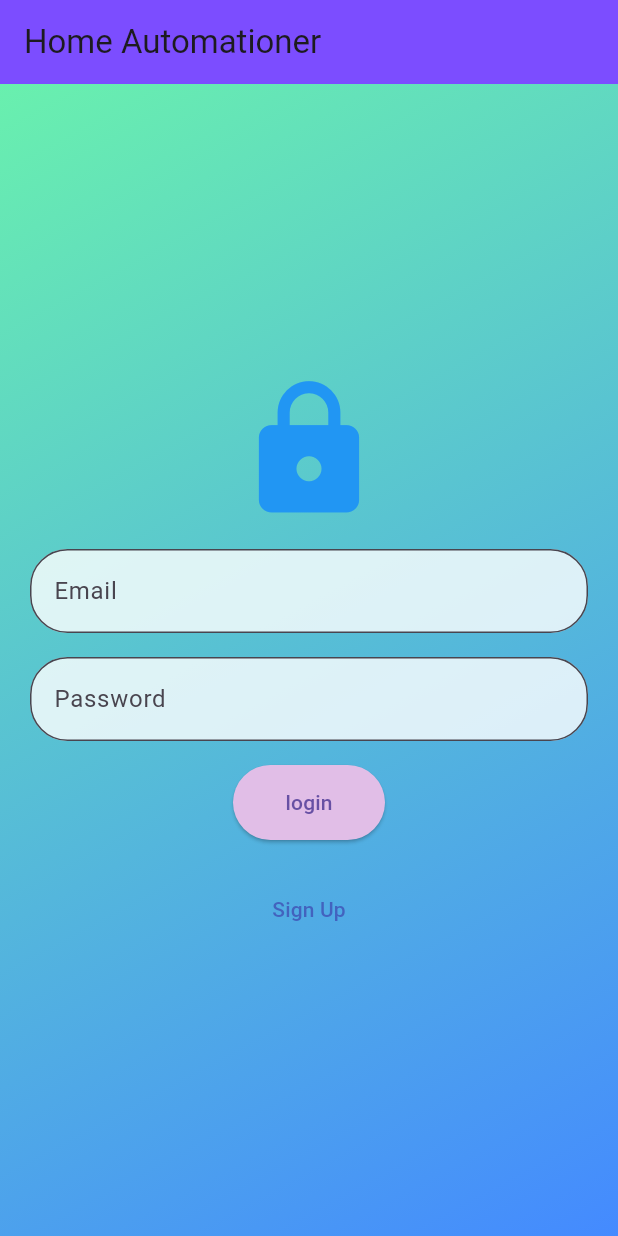
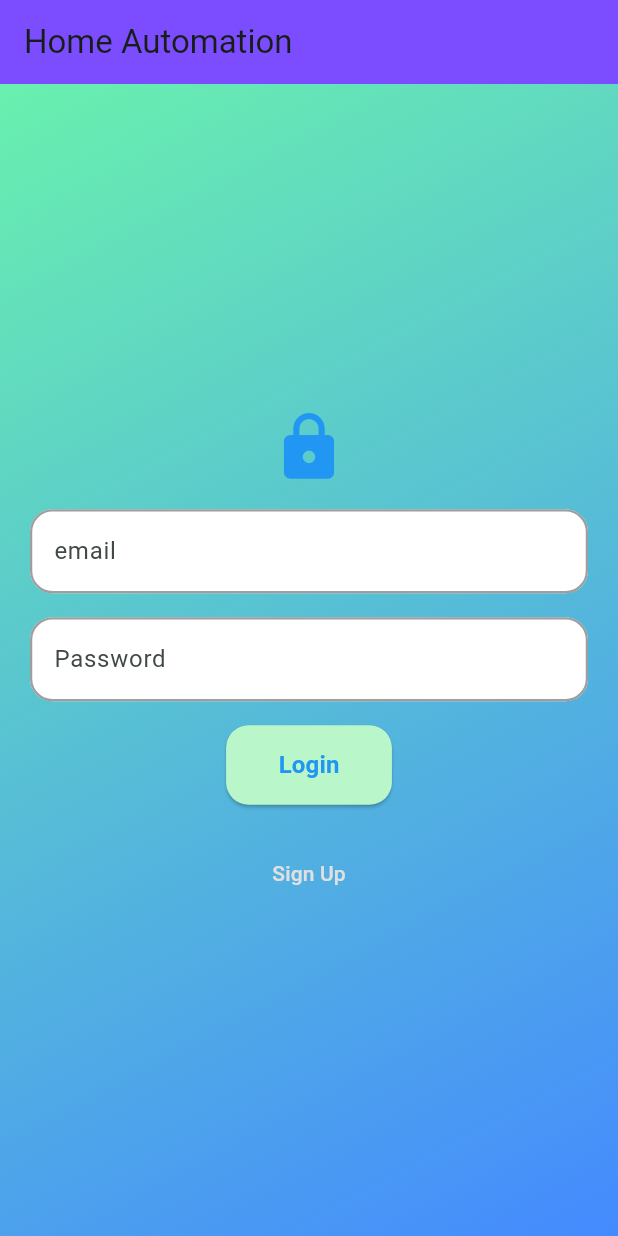
Before and after one commit to Sarazz001/WifiProvisioner, a Flutter app: the screen it shows after launch, on a phone screen of 412 x 824 dp. Run offline on Flutter 3.47's test engine with Material 3 defaults, Android fonts, the phone set to English and light mode, and no system bars; our stand-ins replace firebase_auth, firebase_core, shared_preferences; accounts and stored records are empty.

Commit message:
App login screen better

```diff
--- a/lib/loginScreen.dart
+++ b/lib/loginScreen.dart
@@ -2,57 +2,70 @@ import 'package:flutter/material.dart';
 import 'package:firebase_auth/firebase_auth.dart';
 import 'homeScreen.dart';
 
+//login screen widget allows users enter email and password
 class LoginScreen extends StatefulWidget {
   const LoginScreen({super.key});
+	@override
 	_LoginScreenState createState() => _LoginScreenState();
 }
 
 class _LoginScreenState extends State<LoginScreen> {
-	final _formkey = GlobalKey<FormState>();
+	final _formKey = GlobalKey<FormState>();
 	final TextEditingController _emailController = TextEditingController();
 	final TextEditingController _passwordController = TextEditingController();
 	bool isSignUp = false;
 
 	@override
+	void dispose() {
+		_emailController.dispose();
+		_passwordController.dispose();
+		super.dispose();
+	}
+
+
+	@override
 	Widget build(BuildContext context) {
 		return Scaffold(
 			appBar: AppBar(
-				title: Text("Home Automationer"),
+				title: const Text("Home Automation"),
 				backgroundColor: Colors.deepPurpleAccent,
 				),
 			body: Container(
-				decoration: BoxDecoration(
+				decoration: const BoxDecoration(
 				  gradient: LinearGradient(
 					colors: [Colors.greenAccent, Colors.blueAccent],
 					begin: Alignment.topLeft,
 					end: Alignment.bottomRight,
 				 ),
 				),
-				padding: EdgeInsets.all(20.0),
+				padding: const EdgeInsets.all(20.0),
 				child: Form(
-				key: _formkey,
+				key: _formKey,
 				child: Column(
 					mainAxisAlignment: MainAxisAlignment.center,
 					children: <Widget>[
-						Icon(Icons.lock, size: 100, color: Colors.blue),
-						SizedBox(height: 16),
+						const Icon(Icons.lock, size: 50, color: Colors.blue),
+						const SizedBox( height: 16 ),
 						if( !isSignUp ) ...[
 							_buildEmailField(),
-							SizedBox(height: 16),
+							const SizedBox(height: 16),
 							_buildPasswordField(),
-							SizedBox(height: 16),
+							const SizedBox(height: 16),
 							ElevatedButton(
 								style: ElevatedButton.styleFrom(
-									backgroundColor: Colors.purple[100],
+									backgroundColor: Colors.greenAccent.shade100,
+									foregroundColor: Colors.blue,
 									padding: EdgeInsets.symmetric(horizontal: 35, vertical: 15),
 									shape: RoundedRectangleBorder(
-										borderRadius: BorderRadius.circular(25),
+										borderRadius: BorderRadius.circular(15),
 									),
 								),
 								onPressed: _login,
-								child: Text('login'),
+								child: Text(	'Login',
+									style: TextStyle( fontSize: 16, fontWeight: FontWeight.bold),
 								),
-							SizedBox(height: 22),
+							),
+							const SizedBox(height: 22),
 							TextButton(
 								onPressed: () {
 									setState(() {
@@ -61,21 +74,22 @@ class _LoginScreenState extends State<LoginScreen> {
 								},
 								child: Text(
 									"Sign Up",
-									style: TextStyle(color: Colors.indigo.withOpacity(0.8)),
+									style: TextStyle(color: Colors.grey[300]),
 									),
 							),
 						] else ...[
 							_buildEmailField(),
-							SizedBox(height: 16),
+							const SizedBox(height: 16),
 							_buildPasswordField(),
-							SizedBox(height: 16),
+							const SizedBox(height: 16),
 							ElevatedButton(
 								style: ElevatedButton.styleFrom(
-								backgroundColor: Colors.purple[100],
+										backgroundColor: Colors.greenAccent.shade100,
+										foregroundColor: Colors.blue,
 										padding: EdgeInsets.symmetric(horizontal: 35, vertical: 15),
 										shape: RoundedRectangleBorder(
-									borderRadius: BorderRadius.circular(25),
-								),
+											borderRadius: BorderRadius.circular( 15 ),
+										)
 								),
 								onPressed: () {
 									_signUp(
@@ -83,9 +97,10 @@ class _LoginScreenState extends State<LoginScreen> {
 										_passwordController.text.trim(),
 									);
 								},
-								child: Text('Sign Up'),
+								child: Text( 'Sign Up',
+									style: TextStyle( fontSize: 16, fontWeight: FontWeight.bold),),
 							),
-							SizedBox(height: 20),
+							const SizedBox(height: 20),
 							TextButton(
 								onPressed: () {
 								  setState( () {
@@ -94,7 +109,7 @@ class _LoginScreenState extends State<LoginScreen> {
 								},
 								child: Text(
 									"Sign in",
-									style: TextStyle( color: Colors.indigo.withOpacity(0.8)),
+									style: TextStyle( color: Colors.grey[800]),
 								),
 							),
 						],
@@ -109,12 +124,30 @@ class _LoginScreenState extends State<LoginScreen> {
 	Widget _buildEmailField() {
 		return TextFormField(
 				controller: _emailController,
+				style: TextStyle(
+					color: Colors.black,
+					fontSize: 16,
+				),
+
 				decoration: InputDecoration(
 					filled: true,
-					fillColor: Colors.white.withOpacity(0.8),
-					labelText: 'Email',
-					border: OutlineInputBorder(
-					  borderRadius: BorderRadius.circular(25)
+					fillColor: Colors.white,
+					labelText: 'email',
+					enabledBorder: OutlineInputBorder(
+						borderRadius: BorderRadius.circular( 15 ),
+						borderSide: BorderSide( color: Colors.grey, width: 1.5 ),
+					),
+					focusedBorder: OutlineInputBorder(
+						borderRadius: BorderRadius.circular(15),
+						borderSide: BorderSide(color: Colors.greenAccent.shade200, width: 2.0),
+					),
+					errorBorder: OutlineInputBorder(
+						borderRadius: BorderRadius.circular(15),
+						borderSide: BorderSide(color: Colors.red, width: 1.5),
+					),
+					focusedErrorBorder: OutlineInputBorder(
+						borderRadius: BorderRadius.circular(15),
+						borderSide: BorderSide(color: Colors.redAccent, width: 2.0),
 					),
 				),
 				keyboardType: TextInputType.emailAddress,
@@ -130,12 +163,29 @@ class _LoginScreenState extends State<LoginScreen> {
 	Widget _buildPasswordField() {
 		return TextFormField(
 			controller: _passwordController,
+			style: TextStyle(
+				color: Colors.black,
+				fontSize: 16,
+			),
 			decoration: InputDecoration(
 				filled: true,
-				fillColor: Colors.white.withOpacity(0.8),
+				fillColor: Colors.white,
 				labelText: 'Password',
-				border: OutlineInputBorder(
-				  borderRadius: BorderRadius.circular(25)
+				enabledBorder: OutlineInputBorder(
+					borderSide: BorderSide( color:  Colors.grey, width: 1.5),
+					borderRadius: BorderRadius.circular(15),
+				),
+				focusedBorder: OutlineInputBorder(
+					borderRadius: BorderRadius.circular(15),
+					borderSide: BorderSide(color: Colors.greenAccent.shade200, width: 2.0),
+				),
+				errorBorder: OutlineInputBorder(
+					borderRadius: BorderRadius.circular(15),
+					borderSide: BorderSide(color: Colors.red, width: 1.5),
+				),
+				focusedErrorBorder: OutlineInputBorder(
+					borderRadius: BorderRadius.circular(15),
+					borderSide: BorderSide(color: Colors.redAccent, width: 2.0),
 				),
 			),
 			obscureText: true,
@@ -143,7 +193,7 @@ class _LoginScreenState extends State<LoginScreen> {
 			  if( value == null || value.isEmpty) {
 					return 'Please enter password';
 			  } else if ( value.length < 7 )  {
-				return 'Password length atleast 6 characters';
+					return 'Password length at least 6 characters';
 			  }
 			  return null;
 			},
@@ -153,33 +203,34 @@ class _LoginScreenState extends State<LoginScreen> {
 	Future<void> _signUp( String email, String password ) async {
 		try{
 		  UserCredential userCredential = await FirebaseAuth.instance.createUserWithEmailAndPassword(email: email, password: password);
-		  print('user credential added');
+			String message = "User credential added";
+		  _showSuccessDialog( message );
 		}
 		on FirebaseAuthException catch (e) {
 		  if ( e.code == 'weak-password') {
-		    print('provided password is weak');
+		    String message = "Weak password";
+				_showErrorDialog( message );
 		  }
 		  else if ( e.code == 'email-already-in-use' ) {
-		    print('An Account is already in use');
+				String message = "email already in use.";
+				_showErrorDialog( message );
 		  }
 		}
 		catch (e) {
-		  print(e);
+			_showErrorDialog( "unexpected error occurred." );
 		}
 	}
 
 	Future<void> _login() async {
-		if (_formkey.currentState?.validate() ?? false ) {
+		if (_formKey.currentState?.validate() ?? false ) {
 		  final String email = _emailController.text.trim();
 		  final String password = _passwordController.text.trim();
-
 		  try {
 				UserCredential userCredential = await FirebaseAuth.instance.signInWithEmailAndPassword( email:email, password: password );
-
-			Navigator.pushReplacement(
-				context,
-				MaterialPageRoute( builder: (context) => HomeScreen()),
-			);
+				if (!mounted) {
+					return;
+				}
+				Navigator.pushReplacementNamed( context, '/home' );
 		  } on FirebaseAuthException catch (e) {
 				String message = 'Login failed';
 				if( e.code == 'user-not-found' ) {
@@ -190,7 +241,7 @@ class _LoginScreenState extends State<LoginScreen> {
 				_showErrorDialog( message );
 					}
 			catch (e) {
-			_showErrorDialog('An unexpected error occured');
+						_showErrorDialog('An unexpected error occurred');
 					}
 		}
 	}
--- a/lib/main.dart
+++ b/lib/main.dart
@@ -1,26 +1,37 @@
+import 'package:WifiProvisioner/homeScreen.dart';
 import 'package:flutter/material.dart';
 import 'package:firebase_core/firebase_core.dart';
 import 'loginScreen.dart';
 
-void main() async {
+Future<void> main() async {
   WidgetsFlutterBinding.ensureInitialized();
-  await Firebase.initializeApp();
-  runApp(const MyApp());
+  try {
+    await Firebase.initializeApp();
+  } catch ( e, stackTrace ) {
+    debugPrint('Firebase init error: $e');
+  }
+  runApp( const MyApp() );
 }
 
 class MyApp extends StatelessWidget {
   const MyApp({super.key});
-
   // This widget is the root of your application.
   @override
   Widget build(BuildContext context) {
     return MaterialApp(
       title: 'Home Automation',
-      color: Colors.deepPurpleAccent,
-      theme: ThemeData(
-	      primarySwatch: Colors.green,
+      color: Colors.black,
+      theme: ThemeData.from(
+	       colorScheme: ColorScheme.fromSeed( seedColor: Colors.greenAccent ),
+        useMaterial3: true,
       ),
-      home: LoginScreen(),
+      darkTheme: ThemeData.dark(),
+      themeMode: ThemeMode.system,
+      initialRoute: '/',
+      routes: {
+        '/': (context) => LoginScreen(),
+        '/home': (context) => HomeScreen(),
+      },
     );
   }
 }
```
Also changed, not shown: lib/deviceScreen.dart (+20 -19 lines), lib/homeScreen.dart (+39 -6 lines). Lines whose indentation alone changed are shown as unchanged.
